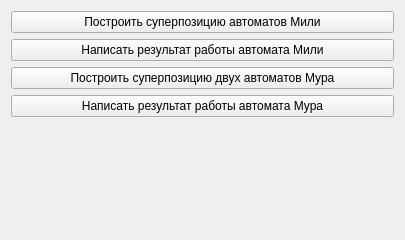
First picture: the form in client_src/src/Window/StudentGetTaskWindow.ui, repository glbzhrnv/Project-221-353, before the edit.
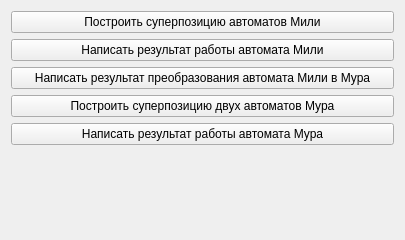
Second picture: the form after the edit.

Diff of the .ui file:
```diff
--- a/client_src/src/Window/StudentGetTaskWindow.ui
+++ b/client_src/src/Window/StudentGetTaskWindow.ui
@@ -40,6 +40,13 @@
      </property>
     </widget>
    </item>
+   <item>
+    <widget class="QPushButton" name="GetMealyToMoore">
+     <property name="text">
+      <string>Написать результат преобразования автомата Мили в Мура</string>
+     </property>
+    </widget>
+   </item>
    <item>
     <widget class="QPushButton" name="GetSuperMoore">
      <property name="text">
```
